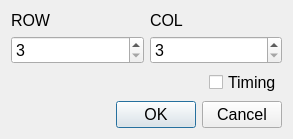
Qt form hw3/SimplePaint/masksizedialog.ui (otakusaikou/2016-631-M8210) before a commit.
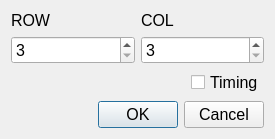
The same form after that commit.

What changed in the file:
```diff
--- a/hw3/SimplePaint/masksizedialog.ui
+++ b/hw3/SimplePaint/masksizedialog.ui
@@ -6,8 +6,8 @@
    <rect>
     <x>0</x>
     <y>0</y>
-    <width>293</width>
-    <height>131</height>
+    <width>275</width>
+    <height>135</height>
    </rect>
   </property>
   <property name="windowTitle">
```
